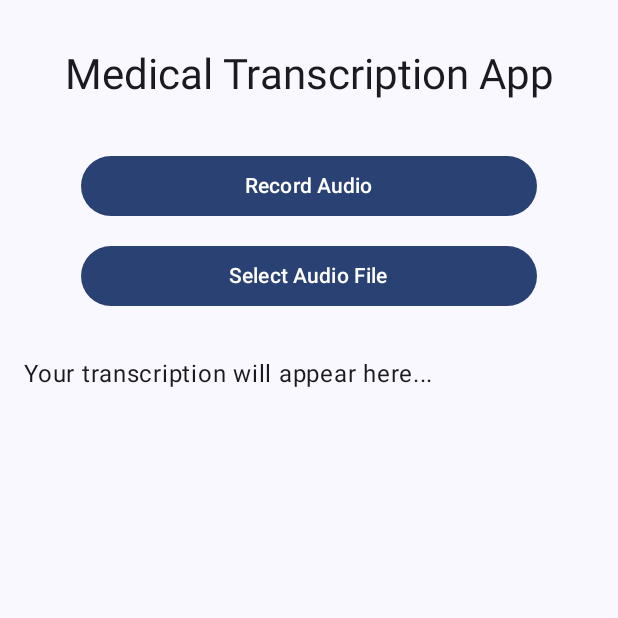
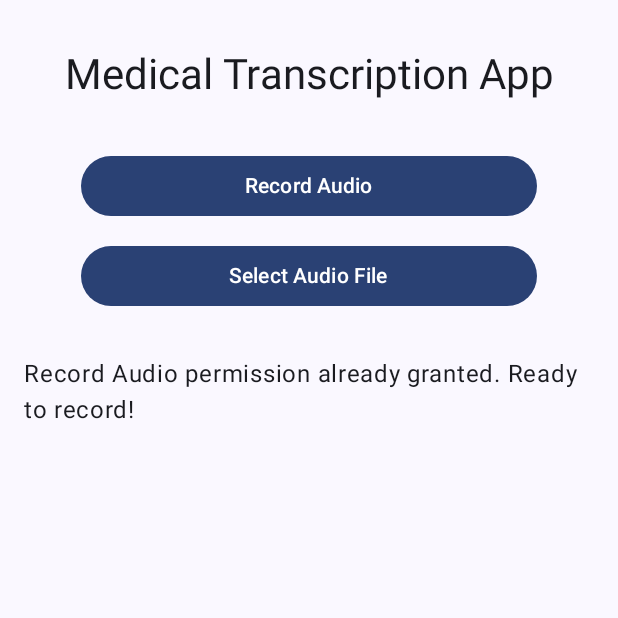
Before and after one commit to zmarg1/med-assist, an Android app built with Jetpack Compose: the screen it shows after launch (MainActivity), after a tap on "Record Audio", on a phone screen of 412 x 824 dp, the top half of it. Run offline under Robolectric (Android 15) with nearby library versions, the phone set to English and light mode, and no system bars.

Commit message:
Implement runtime permission requests

```diff
--- a/android_frontend/app/src/main/java/com/example/medassist/MainActivity.kt
+++ b/android_frontend/app/src/main/java/com/example/medassist/MainActivity.kt
@@ -1,8 +1,13 @@
 package com.example.medassist
 
+import android.Manifest // Required for Manifest.permission
+import android.content.pm.PackageManager
 import android.os.Bundle
+import android.widget.Toast // For simple feedback
 import androidx.activity.ComponentActivity
+import androidx.activity.compose.rememberLauncherForActivityResult
 import androidx.activity.compose.setContent
+import androidx.activity.result.contract.ActivityResultContracts
 import androidx.compose.foundation.layout.*
 import androidx.compose.material3.Button
 import androidx.compose.material3.MaterialTheme
@@ -11,8 +16,10 @@ import androidx.compose.material3.Text
 import androidx.compose.runtime.*
 import androidx.compose.ui.Alignment
 import androidx.compose.ui.Modifier
+import androidx.compose.ui.platform.LocalContext // Required for Context
 import androidx.compose.ui.tooling.preview.Preview
 import androidx.compose.ui.unit.dp
+import androidx.core.content.ContextCompat // Required for ContextCompat
 import com.example.medassist.ui.theme.MedAssistTheme
 
 class MainActivity : ComponentActivity() {
@@ -28,8 +35,25 @@ class MainActivity : ComponentActivity() {
 
 @Composable
 fun TranscriptionScreen(modifier: Modifier = Modifier) {
-    // State to hold the transcription text
-    val transcriptionText by remember { mutableStateOf("Your transcription will appear here...") }
+    val context = LocalContext.current // Get the current context
+    var transcriptionText by remember { mutableStateOf("Your transcription will appear here...") }
+
+    // Launcher for RECORD_AUDIO permission
+    val recordAudioPermissionLauncher = rememberLauncherForActivityResult(
+        contract = ActivityResultContracts.RequestPermission(),
+        onResult = { isGranted: Boolean ->
+            if (isGranted) {
+                // Permission Granted: TODO: Implement audio recording logic
+                Toast.makeText(context, "Record Audio permission granted", Toast.LENGTH_SHORT).show()
+                // For now, let's update the text to show permission was granted
+                transcriptionText = "Record Audio permission granted. Ready to record!"
+            } else {
+                // Permission Denied
+                Toast.makeText(context, "Record Audio permission denied", Toast.LENGTH_SHORT).show()
+                transcriptionText = "Record Audio permission denied. Cannot record."
+            }
+        }
+    )
 
     Surface(
         modifier = modifier.fillMaxSize(),
@@ -40,41 +64,54 @@ fun TranscriptionScreen(modifier: Modifier = Modifier) {
                 .fillMaxSize()
                 .padding(16.dp),
             horizontalAlignment = Alignment.CenterHorizontally,
-            verticalArrangement = Arrangement.SpaceBetween // Pushes elements apart
+            verticalArrangement = Arrangement.SpaceBetween
         ) {
-            // Title Text
             Text(
                 text = "Medical Transcription App",
                 style = MaterialTheme.typography.headlineMedium,
-                modifier = Modifier.padding(top = 16.dp, bottom = 32.dp) // Added more padding
+                modifier = Modifier.padding(top = 16.dp, bottom = 32.dp)
             )
 
-            // Container for Buttons
             Column(
                 horizontalAlignment = Alignment.CenterHorizontally,
-                verticalArrangement = Arrangement.spacedBy(12.dp) // Space between buttons
+                verticalArrangement = Arrangement.spacedBy(12.dp)
             ) {
                 Button(
-                    onClick = { /* TODO: Implement record audio action */ },
-                    modifier = Modifier.fillMaxWidth(0.8f) // Make buttons wider
+                    onClick = {
+                        // Check if permission is already granted
+                        when (ContextCompat.checkSelfPermission(
+                            context,
+                            Manifest.permission.RECORD_AUDIO
+                        )) {
+                            PackageManager.PERMISSION_GRANTED -> {
+                                // Permission is already granted: TODO: Implement audio recording logic
+                                Toast.makeText(context, "Record Audio permission already granted", Toast.LENGTH_SHORT).show()
+                                transcriptionText = "Record Audio permission already granted. Ready to record!"
+                            }
+                            else -> {
+                                // Permission is not granted, launch the permission request
+                                recordAudioPermissionLauncher.launch(Manifest.permission.RECORD_AUDIO)
+                            }
+                        }
+                    },
+                    modifier = Modifier.fillMaxWidth(0.8f)
                 ) {
                     Text("Record Audio")
                 }
                 Button(
-                    onClick = { /* TODO: Implement select audio file action */ },
-                    modifier = Modifier.fillMaxWidth(0.8f) // Make buttons wider
+                    onClick = { /* TODO: Implement select audio file action AND its permission request */ },
+                    modifier = Modifier.fillMaxWidth(0.8f)
                 ) {
                     Text("Select Audio File")
                 }
             }
 
-            // Text area for transcription result
             Text(
                 text = transcriptionText,
                 modifier = Modifier
-                    .weight(1f) // Allows this to take up remaining vertical space
+                    .weight(1f)
                     .fillMaxWidth()
-                    .padding(top = 32.dp, bottom = 16.dp), // Added more padding
+                    .padding(top = 32.dp, bottom = 16.dp),
                 style = MaterialTheme.typography.bodyLarge
             )
         }
@@ -84,7 +121,7 @@ fun TranscriptionScreen(modifier: Modifier = Modifier) {
 @Preview(showBackground = true)
 @Composable
 fun TranscriptionScreenPreview() {
-    MedAssistTheme { // Or your actual theme name
+    MedAssistTheme {
         TranscriptionScreen()
     }
 }
```
